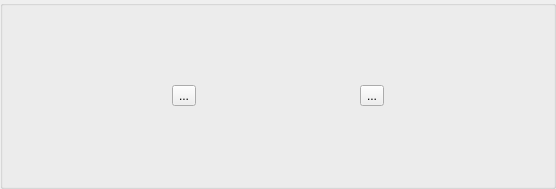
Frodo45127/runcher, file ui_templates/actions_groupbox.ui: the form before one commit.
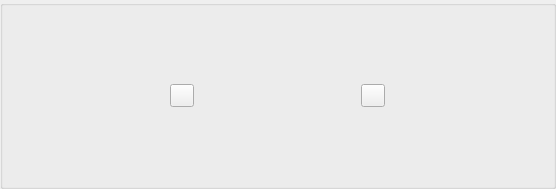
The form after the commit. Icons and pictures are not drawn.

Patch:
```diff
--- a/ui_templates/actions_groupbox.ui
+++ b/ui_templates/actions_groupbox.ui
@@ -14,17 +14,38 @@
    <string>GroupBox</string>
   </property>
   <layout class="QGridLayout" name="gridLayout">
+   <property name="leftMargin">
+    <number>2</number>
+   </property>
+   <property name="topMargin">
+    <number>2</number>
+   </property>
+   <property name="rightMargin">
+    <number>2</number>
+   </property>
+   <property name="bottomMargin">
+    <number>2</number>
+   </property>
+   <property name="spacing">
+    <number>2</number>
+   </property>
    <item row="0" column="1">
     <widget class="QToolButton" name="play_button">
      <property name="text">
-      <string>...</string>
+      <string/>
+     </property>
+     <property name="icon">
+      <iconset theme="media-playback-start"/>
      </property>
     </widget>
    </item>
    <item row="0" column="0">
     <widget class="QToolButton" name="settings_button">
      <property name="text">
-      <string>...</string>
+      <string/>
+     </property>
+     <property name="icon">
+      <iconset theme="settings-configure"/>
      </property>
     </widget>
    </item>
```
